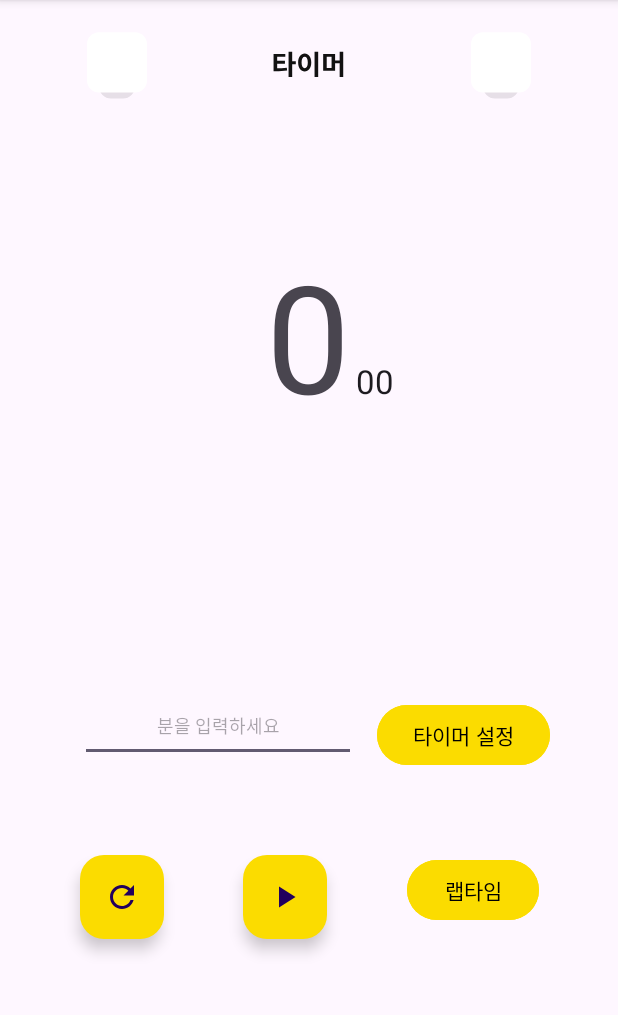
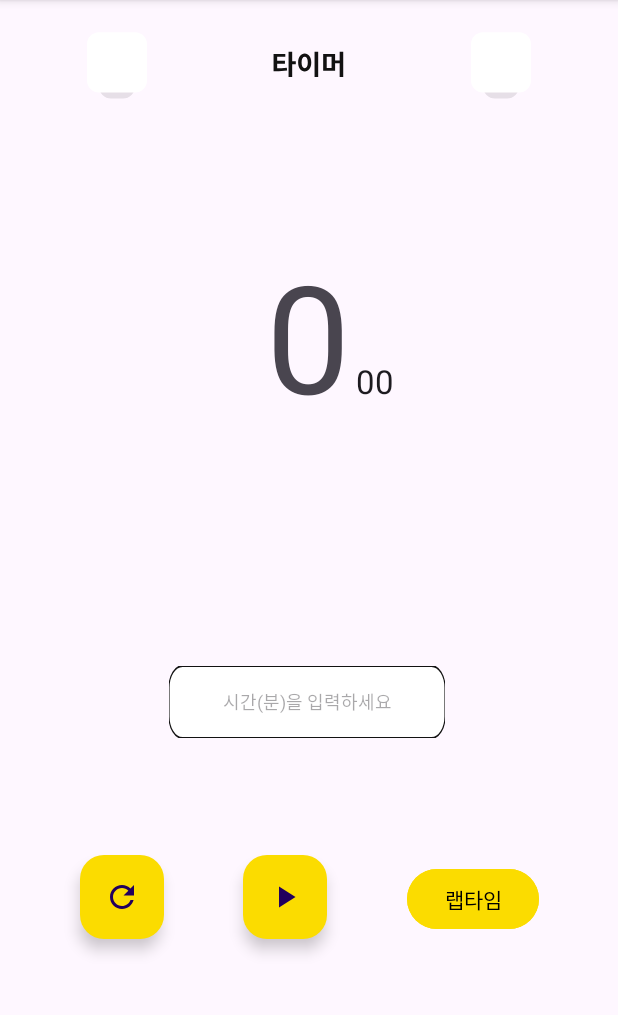
Before and after one commit to Kirby-of-Awards/Kriby_of_The_Grand_Award, an Android app: the Timer screen opened directly, with no data from a screen before it, on a phone screen of 412 x 824 dp, the part 96-1111 px from its top. Run offline under Robolectric (Android 15) with nearby library versions, the phone set to English and light mode, and no system bars.

Commit message:
final_final_maybe

```diff
--- a/app/src/main/AndroidManifest.xml
+++ b/app/src/main/AndroidManifest.xml
@@ -9,14 +9,14 @@
 
         <activity android:exported="false" android:name=".Setting"/>
 
-        <activity android:exported="true" android:name=".MainActivity">
+        <activity android:exported="true" android:name=".FirstActivity">
             <intent-filter>
                 <action android:name="android.intent.action.MAIN"/>
                 <category android:name="android.intent.category.LAUNCHER"/>
             </intent-filter>
         </activity>
 
-
+        <activity android:name="com.example.main_bottom.MainActivity"></activity>
         <activity android:name="com.example.main_bottom.ModifyActivity"></activity>
 
         <activity android:name="com.example.main_bottom.SettingActivity"></activity>
--- a/app/src/main/java/com/example/main_bottom/FirstActivity.kt
+++ b/app/src/main/java/com/example/main_bottom/FirstActivity.kt
@@ -59,7 +59,7 @@ class FirstActivity : AppCompatActivity() {
                 editor.putString("userName", name)
                 editor.apply()
 
-                val intent = Intent(this, HomeActivity::class.java)
+                val intent = Intent(this@FirstActivity, MainActivity::class.java)
                 startActivity(intent)
 
                 cursor.close()
--- a/app/src/main/java/com/example/main_bottom/LoginActivity.kt
+++ b/app/src/main/java/com/example/main_bottom/LoginActivity.kt
@@ -61,11 +61,13 @@ class LoginActivity : AppCompatActivity() {
             if(cursor.count == 1) {
                 val userInfo = getSharedPreferences("userInfo", Context.MODE_PRIVATE)
                 val editor = userInfo.edit()
+                editor.putString("loggedInUserID", strID)  // 로그인한 회원의 아이디 저장
+                editor.apply()
                 editor.putString("userID", strID)
                 editor.putString("userName", name)
                 editor.apply()
 
-                val intent = Intent(this, HomeActivity::class.java)
+                val intent = Intent(this, MainActivity::class.java)
                 startActivity(intent)
 
                 cursor.close()
--- a/app/src/main/java/com/example/main_bottom/ModifyActivity.kt
+++ b/app/src/main/java/com/example/main_bottom/ModifyActivity.kt
@@ -1,5 +1,6 @@
 package com.example.main_bottom
 
+import android.content.Context
 import android.database.Cursor
 import android.database.sqlite.SQLiteDatabase
 import androidx.appcompat.app.AppCompatActivity
@@ -64,6 +65,10 @@ class ModifyActivity : AppCompatActivity() {
                     sqliteDB.close()
 
                     Toast.makeText(this, "이름과 비밀번호가 변경되었습니다.", Toast.LENGTH_SHORT).show()
+                    val userInfo = getSharedPreferences("userInfo", Context.MODE_PRIVATE)
+                    val editor = userInfo.edit()
+                    editor.putString("userName", strName)
+                    editor.apply()
 
                 } else {
                     /* 아이디가 존재하지 않을 경우 */
--- a/app/src/main/java/com/example/main_bottom/Timer.kt
+++ b/app/src/main/java/com/example/main_bottom/Timer.kt
@@ -27,7 +27,6 @@ class Timer : AppCompatActivity() {
     lateinit var labButton: Button
     lateinit var resetTab: FloatingActionButton
     lateinit var timeEditText: EditText
-    lateinit var timerSet: Button
 
     override fun onCreate(savedInstanceState: Bundle?) {
         super.onCreate(savedInstanceState)
@@ -44,7 +43,6 @@ class Timer : AppCompatActivity() {
         labButton=findViewById(R.id.labButton)
         resetTab=findViewById(R.id.resetTab)
         timeEditText = findViewById(R.id.timeEditText)
-        timerSet=findViewById(R.id.timerSet)
 
 
         fab.setOnClickListener{
@@ -69,10 +67,7 @@ class Timer : AppCompatActivity() {
         timeEditText.setOnClickListener {
             time = timeEditText.text.toString().toInt()*60*1000
         }
-        timerSet.setOnClickListener {
-            time = timeEditText.text.toString().toInt()*60*1000
-            start()
-        }
+
 
         return true
     }
--- /dev/null
+++ b/app/src/main/res/drawable/rectangle.xml
@@ -0,0 +1,14 @@
+
+
+
+    <vector xmlns:android="http://schemas.android.com/apk/res/android"
+        android:width="245dp"
+        android:height="40dp"
+        android:viewportWidth="245"
+        android:viewportHeight="40">
+        <path
+            android:pathData="M12,0L233,0A12,12 0,0 1,245 12L245,28A12,12 0,0 1,233 40L12,40A12,12 0,0 1,0 28L0,12A12,12 0,0 1,12 0z"
+            android:fillColor="#ffffff"
+            android:strokeColor="#121212"
+            android:strokeWidth="1"/>
+    </vector>
--- a/app/src/main/res/layout/activity_login.xml
+++ b/app/src/main/res/layout/activity_login.xml
@@ -85,7 +85,7 @@
         android:layout_gravity="bottom|center"
         android:layout_marginStart="131dp"
         android:layout_marginTop="15dp"
-        android:layout_marginEnd="131dp"
+        android:layout_marginEnd="140dp"
         android:layout_marginBottom="106dp"
         app:layout_constraintBottom_toBottomOf="parent"
         app:layout_constraintEnd_toEndOf="parent"
@@ -135,7 +135,7 @@
         android:layout_marginStart="181dp"
         android:layout_marginTop="17dp"
         android:layout_marginEnd="181dp"
-        android:layout_marginBottom="75dp"
+        android:layout_marginBottom="40dp"
         app:layout_constraintBottom_toBottomOf="parent"
         app:layout_constraintEnd_toEndOf="parent"
         app:layout_constraintStart_toStartOf="parent"
--- a/app/src/main/res/layout/activity_modify.xml
+++ b/app/src/main/res/layout/activity_modify.xml
@@ -133,7 +133,7 @@
         android:layout_width="wrap_content"
         android:layout_height="wrap_content"
         android:layout_marginTop="24dp"
-        android:layout_marginBottom="106dp"
+        android:layout_marginBottom="75dp"
         android:background="@android:color/transparent"
         app:layout_constraintBottom_toBottomOf="parent"
         app:layout_constraintEnd_toEndOf="parent"
--- a/app/src/main/res/layout/activity_register.xml
+++ b/app/src/main/res/layout/activity_register.xml
@@ -119,7 +119,7 @@
         android:layout_width="wrap_content"
         android:layout_height="wrap_content"
         android:layout_marginTop="24dp"
-        android:layout_marginBottom="106dp"
+        android:layout_marginBottom="70dp"
         android:background="@android:color/transparent"
         app:layout_constraintBottom_toBottomOf="parent"
         app:layout_constraintEnd_toEndOf="parent"
--- a/app/src/main/res/layout/activity_timer.xml
+++ b/app/src/main/res/layout/activity_timer.xml
@@ -10,7 +10,9 @@
         android:layout_width="match_parent"
         android:layout_height="wrap_content"
         android:src="@drawable/timer_base"
-        tools:ignore="MissingConstraints" />
+        tools:ignore="MissingConstraints"
+        tools:layout_editor_absoluteX="0dp"
+        tools:layout_editor_absoluteY="0dp" />
 
     <TextView
         android:id="@+id/minTextView"
@@ -62,41 +64,25 @@
             android:orientation="vertical" />
     </ScrollView>
 
-    <Button
-        android:id="@+id/timerSet"
-        android:layout_width="wrap_content"
-        android:layout_height="wrap_content"
-        android:layout_marginStart="61dp"
-        android:layout_marginEnd="45dp"
-        android:layout_marginBottom="50dp"
-        android:backgroundTint="#FBDC00"
-        android:text="타이머 설정"
-        android:textAlignment="center"
-        android:textColor="@color/black"
-        app:layout_constraintBottom_toBottomOf="parent"
-        app:layout_constraintEnd_toEndOf="parent"
-        app:layout_constraintHorizontal_bias="1.0"
-        app:layout_constraintStart_toEndOf="@+id/timeEditText"
-        app:layout_constraintTop_toTopOf="parent"
-        app:layout_constraintVertical_bias="0.704" />
-
     <EditText
         android:id="@+id/timeEditText"
         android:layout_width="184dp"
         android:layout_height="48dp"
         android:layout_marginStart="45dp"
-        android:layout_marginTop="212dp"
-        android:layout_marginEnd="120dp"
-        android:hint="분을 입력하세요"
+        android:layout_marginTop="180dp"
+        android:layout_marginEnd="45dp"
+        android:background="@drawable/rectangle"
+        android:hint="시간(분)을 입력하세요"
         android:inputType="number"
         android:textAlignment="center"
         android:textSize="12sp"
         app:layout_constraintBottom_toBottomOf="parent"
         app:layout_constraintEnd_toEndOf="parent"
-        app:layout_constraintHorizontal_bias="0.129"
+        app:layout_constraintHorizontal_bias="0.49"
         app:layout_constraintStart_toStartOf="parent"
         app:layout_constraintTop_toTopOf="parent"
         app:layout_constraintVertical_bias="0.496" />
+
 
     <com.google.android.material.floatingactionbutton.FloatingActionButton
         android:id="@+id/resetTab"
@@ -117,6 +103,7 @@
         android:id="@+id/labButton"
         android:layout_width="wrap_content"
         android:layout_height="wrap_content"
+        android:layout_marginTop="30dp"
         android:backgroundTint="#FBDC00"
         android:text="랩타임"
         android:textColor="@color/black"
```
Also changed, not shown: app/src/main/java/com/example/main_bottom/RegisterActivity.kt (+4 -6 lines), app/src/main/java/com/example/main_bottom/Setting.kt (+14 -5 lines), app/src/main/res/drawable/gray_border.xml (added, +13 -0 lines), app/src/main/res/layout/review_activity.xml (+3 -20 lines), app/src/main/res/layout/setting.xml (+7 -5 lines).
